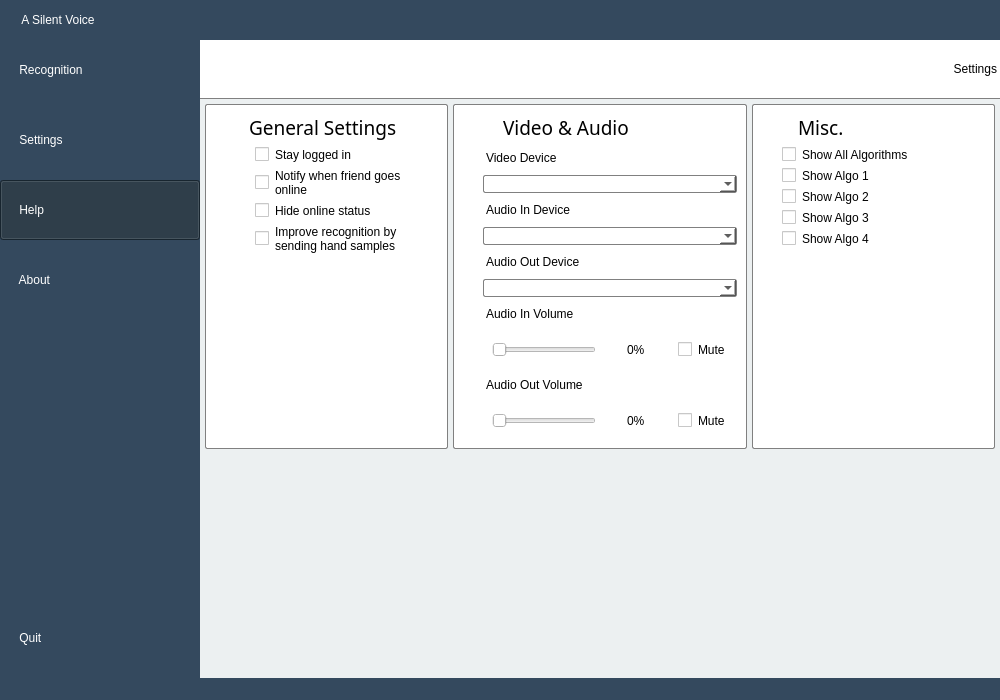
Before: the Qt Designer form Modules/UserInterface/main_window.ui in jjjimenez100/A-Silent-Voice, drawn with Qt 5.
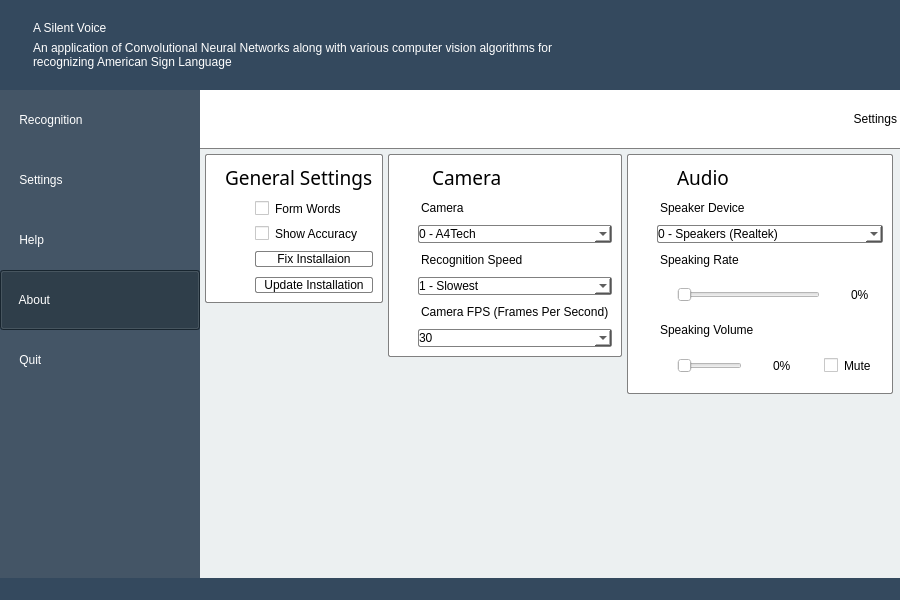
After: the same form once the commit is applied. The open tabs and pages were chosen to show the change. Icons and pictures are not drawn.

What changed in the file:
```diff
--- a/Modules/UserInterface/main_window.ui
+++ b/Modules/UserInterface/main_window.ui
@@ -6,14 +6,14 @@
    <rect>
     <x>0</x>
     <y>0</y>
-    <width>1000</width>
-    <height>700</height>
+    <width>900</width>
+    <height>600</height>
    </rect>
   </property>
   <property name="minimumSize">
    <size>
-    <width>1000</width>
-    <height>700</height>
+    <width>900</width>
+    <height>600</height>
    </size>
   </property>
   <property name="windowTitle">
@@ -55,18 +55,18 @@
         <property name="minimumSize">
          <size>
           <width>0</width>
-          <height>40</height>
+          <height>90</height>
          </size>
         </property>
         <property name="maximumSize">
          <size>
           <width>16777215</width>
-          <height>40</height>
+          <height>90</height>
          </size>
         </property>
         <layout class="QHBoxLayout" name="horizontalLayout_2">
          <property name="spacing">
-          <number>2</number>
+          <number>0</number>
          </property>
          <property name="leftMargin">
           <number>0</number>
@@ -75,7 +75,7 @@
           <number>0</number>
          </property>
          <property name="rightMargin">
-          <number>2</number>
+          <number>5</number>
          </property>
          <property name="bottomMargin">
           <number>0</number>
@@ -91,18 +91,71 @@
           </widget>
          </item>
          <item>
+          <widget class="QFrame" name="horizontalFrame">
+           <property name="minimumSize">
+            <size>
+             <width>600</width>
+             <height>0</height>
+            </size>
+           </property>
+           <layout class="QVBoxLayout" name="verticalLayout_14">
+            <item>
+             <spacer name="verticalSpacer_7">
+              <property name="orientation">
+               <enum>Qt::Vertical</enum>
+              </property>
+              <property name="sizeHint" stdset="0">
+               <size>
+                <width>20</width>
+                <height>40</height>
+               </size>
+              </property>
+             </spacer>
+            </item>
+            <item>
           <widget class="QLabel" name="label_18">
            <property name="styleSheet">
             <string notr="true">color: rgb(255, 255, 255);
-font: 12pt &quot;Trebuchet MS&quot;;
-padding-left: 3;</string>
+font: 15pt &quot;Trebuchet MS&quot;;
+margin-left: 5;</string>
            </property>
            <property name="text">
-            <string>&lt;html&gt;&lt;head/&gt;&lt;body&gt;&lt;p align=&quot;center&quot;&gt;A Silent Voice&lt;/p&gt;&lt;/body&gt;&lt;/html&gt;</string>
+               <string>&lt;html&gt;&lt;head/&gt;&lt;body&gt;&lt;p&gt;A Silent Voice&lt;/p&gt;&lt;/body&gt;&lt;/html&gt;</string>
            </property>
            <property name="alignment">
-            <set>Qt::AlignCenter</set>
-           </property>
+               <set>Qt::AlignLeading|Qt::AlignLeft|Qt::AlignVCenter</set>
+              </property>
+             </widget>
+            </item>
+            <item>
+             <widget class="QLabel" name="label_26">
+              <property name="styleSheet">
+               <string notr="true">color: rgb(255, 255, 255);
+font: 8pt &quot;Trebuchet MS&quot;;
+margin-left: 5;</string>
+              </property>
+              <property name="text">
+               <string>&lt;html&gt;&lt;head/&gt;&lt;body&gt;&lt;p&gt;&lt;span style=&quot; color:#ffffff;&quot;&gt;An application of Convolutional Neural Networks along with various computer vision algorithms for recognizing American Sign Language&lt;/span&gt;&lt;/p&gt;&lt;/body&gt;&lt;/html&gt;</string>
+              </property>
+              <property name="wordWrap">
+               <bool>true</bool>
+              </property>
+             </widget>
+            </item>
+            <item>
+             <spacer name="verticalSpacer_6">
+              <property name="orientation">
+               <enum>Qt::Vertical</enum>
+              </property>
+              <property name="sizeHint" stdset="0">
+               <size>
+                <width>20</width>
+                <height>40</height>
+               </size>
+              </property>
+             </spacer>
+            </item>
+           </layout>
           </widget>
          </item>
          <item>
@@ -221,9 +274,13 @@
       <item>
        <layout class="QHBoxLayout" name="horizontalLayout_4">
         <item>
+         <widget class="QFrame" name="SidePanelFrame">
+          <property name="styleSheet">
+           <string notr="true">background-color: rgb(68, 85, 102);</string>
+          </property>
          <layout class="QVBoxLayout" name="sidepanel_layout">
           <property name="spacing">
-           <number>10</number>
+            <number>0</number>
           </property>
           <property name="sizeConstraint">
            <enum>QLayout::SetMinAndMaxSize</enum>
@@ -238,7 +295,7 @@
            <number>0</number>
           </property>
           <property name="bottomMargin">
-           <number>10</number>
+            <number>0</number>
           </property>
           <item>
            <widget class="QPushButton" name="homeButton">
@@ -380,7 +437,7 @@
              <bool>true</bool>
             </property>
             <property name="checked">
-             <bool>true</bool>
+              <bool>false</bool>
             </property>
             <property name="autoExclusive">
              <bool>true</bool>
@@ -431,6 +488,9 @@
             <property name="checkable">
              <bool>true</bool>
             </property>
+             <property name="checked">
+              <bool>true</bool>
+             </property>
             <property name="autoExclusive">
              <bool>true</bool>
             </property>
@@ -439,19 +499,6 @@
             </property>
            </widget>
           </item>
-          <item>
-           <spacer name="verticalSpacer_5">
-            <property name="orientation">
-             <enum>Qt::Vertical</enum>
-            </property>
-            <property name="sizeHint" stdset="0">
-             <size>
-              <width>20</width>
-              <height>40</height>
-             </size>
-            </property>
-           </spacer>
-          </item>
           <item>
            <widget class="QPushButton" name="logoutButton">
             <property name="minimumSize">
@@ -498,7 +545,21 @@
             </property>
            </widget>
           </item>
-         </layout>
+           <item>
+            <spacer name="verticalSpacer_5">
+             <property name="orientation">
+              <enum>Qt::Vertical</enum>
+             </property>
+             <property name="sizeHint" stdset="0">
+              <size>
+               <width>20</width>
+               <height>40</height>
+              </size>
+             </property>
+            </spacer>
+           </item>
+          </layout>
+         </widget>
         </item>
         <item>
          <layout class="QVBoxLayout" name="main_layout">
@@ -849,6 +910,36 @@
                    <number>5</number>
                   </property>
                   <item>
+                   <widget class="QFrame" name="verticalFrame_3">
+                    <property name="minimumSize">
+                     <size>
+                      <width>0</width>
+                      <height>0</height>
+                     </size>
+                    </property>
+                    <property name="maximumSize">
+                     <size>
+                      <width>400</width>
+                      <height>16777215</height>
+                     </size>
+                    </property>
+                    <layout class="QVBoxLayout" name="verticalLayout_12">
+                     <property name="spacing">
+                      <number>0</number>
+                     </property>
+                     <property name="leftMargin">
+                      <number>0</number>
+                     </property>
+                     <property name="topMargin">
+                      <number>0</number>
+                     </property>
+                     <property name="rightMargin">
+                      <number>0</number>
+                     </property>
+                     <property name="bottomMargin">
+                      <number>0</number>
+                     </property>
+                     <item>
                    <widget class="QFrame" name="settingsgeneralVerticalFrame">
                     <property name="styleSheet">
                      <string notr="true">border: 1.3px solid gray;
@@ -856,6 +947,9 @@
 background: white;</string>
                     </property>
                     <layout class="QVBoxLayout" name="settingsCol1">
+                        <property name="spacing">
+                         <number>10</number>
+                        </property>
                      <item>
                       <layout class="QHBoxLayout" name="horizontalLayout_5">
                        <item>
@@ -913,7 +1007,7 @@
 margin-left: 40;</string>
                        </property>
                        <property name="text">
-                        <string>Stay logged in</string>
+                           <string>Form Words</string>
                        </property>
                       </widget>
                      </item>
@@ -925,35 +1019,47 @@
 margin-left: 40;</string>
                        </property>
                        <property name="text">
-                        <string>Notify when friend goes
-online</string>
+                           <string>Show Accuracy</string>
                        </property>
                       </widget>
                      </item>
                      <item>
-                      <widget class="QCheckBox" name="hideonlineCheckBox">
+                         <widget class="QPushButton" name="fixInstallationButton">
                        <property name="styleSheet">
-                        <string notr="true">border:0px;
-font: 10pt &quot;Trebuchet MS&quot;;
+                           <string notr="true">font: 10pt &quot;Trebuchet MS&quot;;
 margin-left: 40;</string>
                        </property>
                        <property name="text">
-                        <string>Hide online status</string>
+                           <string>Fix Installaion</string>
                        </property>
                       </widget>
                      </item>
                      <item>
-                      <widget class="QCheckBox" name="consentCheckBox">
+                         <widget class="QPushButton" name="updateInstallationButton">
                        <property name="styleSheet">
-                        <string notr="true">border:0px;
-font: 10pt &quot;Trebuchet MS&quot;;
+                           <string notr="true">font: 10pt &quot;Trebuchet MS&quot;;
 margin-left: 40;</string>
                        </property>
                        <property name="text">
-                        <string>Improve recognition by
-sending hand samples</string>
-                       </property>
-                      </widget>
+                           <string>Update Installation</string>
+                          </property>
+                         </widget>
+                        </item>
+                       </layout>
+                      </widget>
+                     </item>
+                     <item>
+                      <spacer name="horizontalSpacer_8">
+                       <property name="orientation">
+                        <enum>Qt::Horizontal</enum>
+                       </property>
+                       <property name="sizeHint" stdset="0">
+                        <size>
+                         <width>40</width>
+                         <height>20</height>
+                        </size>
+                       </property>
+                      </spacer>
                      </item>
                      <item>
                       <spacer name="verticalSpacer_4">
@@ -968,22 +1074,39 @@
                        </property>
                       </spacer>
                      </item>
-                     <item>
-                      <spacer name="horizontalSpacer">
-                       <property name="orientation">
-                        <enum>Qt::Horizontal</enum>
-                       </property>
-                       <property name="sizeHint" stdset="0">
-                        <size>
-                         <width>40</width>
-                         <height>20</height>
-                        </size>
-                       </property>
-                      </spacer>
-                     </item>
                     </layout>
                    </widget>
                   </item>
+                  <item>
+                   <widget class="QFrame" name="verticalFrame_2">
+                    <property name="minimumSize">
+                     <size>
+                      <width>0</width>
+                      <height>0</height>
+                     </size>
+                    </property>
+                    <property name="maximumSize">
+                     <size>
+                      <width>400</width>
+                      <height>16777215</height>
+                     </size>
+                    </property>
+                    <layout class="QVBoxLayout" name="verticalLayout_11">
+                     <property name="spacing">
+                      <number>0</number>
+                     </property>
+                     <property name="leftMargin">
+                      <number>0</number>
+                     </property>
+                     <property name="topMargin">
+                      <number>0</number>
+                     </property>
+                     <property name="rightMargin">
+                      <number>0</number>
+                     </property>
+                     <property name="bottomMargin">
+                      <number>0</number>
+                     </property>
                   <item>
                    <widget class="QFrame" name="settingsvideoaudioVerticalFrame_2">
                     <property name="styleSheet">
@@ -1007,7 +1130,7 @@
                          </property>
                          <property name="maximumSize">
                           <size>
-                           <width>30</width>
+                              <width>24</width>
                            <height>16777215</height>
                           </size>
                          </property>
@@ -1015,7 +1138,7 @@
                           <string notr="true">border: 0px</string>
                          </property>
                          <property name="text">
-                          <string>&lt;html&gt;&lt;head/&gt;&lt;body&gt;&lt;p&gt;&lt;img src=&quot;:/SettingsIcons/Icons/camera.png&quot;/&gt;&lt;/p&gt;&lt;/body&gt;&lt;/html&gt;</string>
+                             <string>&lt;html&gt;&lt;head/&gt;&lt;body&gt;&lt;p&gt;&lt;img src=&quot;:/SettingsIcons/Icons/webcam.png&quot;/&gt;&lt;/p&gt;&lt;/body&gt;&lt;/html&gt;</string>
                          </property>
                         </widget>
                        </item>
@@ -1041,7 +1164,7 @@
 border: 0px;</string>
                          </property>
                          <property name="text">
-                          <string>Video &amp; Audio</string>
+                             <string>Camera</string>
                          </property>
                          <property name="alignment">
                           <set>Qt::AlignLeading|Qt::AlignLeft|Qt::AlignVCenter</set>
@@ -1064,7 +1187,7 @@
 border: 0px;</string>
                        </property>
                        <property name="text">
-                        <string>Video Device</string>
+                           <string>Camera</string>
                        </property>
                       </widget>
                      </item>
@@ -1075,8 +1198,18 @@
 margin-left: 20;</string>
                        </property>
                        <property name="currentText">
-                        <string/>
-                       </property>
+                           <string>0 - A4Tech</string>
+                          </property>
+                          <item>
+                           <property name="text">
+                            <string>0 - A4Tech</string>
+                           </property>
+                          </item>
+                          <item>
+                           <property name="text">
+                            <string>1 - Dell Integrated Camera</string>
+                           </property>
+                          </item>
                       </widget>
                      </item>
                      <item>
@@ -1087,7 +1220,7 @@
 border: 0px;</string>
                        </property>
                        <property name="text">
-                        <string>Audio In Device</string>
+                           <string>Recognition Speed</string>
                        </property>
                       </widget>
                      </item>
@@ -1097,6 +1230,31 @@
                         <string notr="true">font: 10pt &quot;Trebuchet MS&quot;;
 margin-left: 20;</string>
                        </property>
+                          <item>
+                           <property name="text">
+                            <string>1 - Slowest</string>
+                           </property>
+                          </item>
+                          <item>
+                           <property name="text">
+                            <string>2</string>
+                           </property>
+                          </item>
+                          <item>
+                           <property name="text">
+                            <string>3</string>
+                           </property>
+                          </item>
+                          <item>
+                           <property name="text">
+                            <string>4</string>
+                           </property>
+                          </item>
+                          <item>
+                           <property name="text">
+                            <string>5 - Fastest</string>
+                           </property>
+                          </item>
                       </widget>
                      </item>
                      <item>
@@ -1107,7 +1265,7 @@
 border: 0px;</string>
                        </property>
                        <property name="text">
-                        <string>Audio Out Device</string>
+                           <string>Camera FPS (Frames Per Second)</string>
                        </property>
                       </widget>
                      </item>
@@ -1117,6 +1275,199 @@
                         <string notr="true">font: 10pt &quot;Trebuchet MS&quot;;
 margin-left: 20;</string>
                        </property>
+                          <item>
+                           <property name="text">
+                            <string>30</string>
+                           </property>
+                          </item>
+                          <item>
+                           <property name="text">
+                            <string>25</string>
+                           </property>
+                          </item>
+                          <item>
+                           <property name="text">
+                            <string>20</string>
+                           </property>
+                          </item>
+                          <item>
+                           <property name="text">
+                            <string>15</string>
+                           </property>
+                          </item>
+                          <item>
+                           <property name="text">
+                            <string>10</string>
+                           </property>
+                          </item>
+                          <item>
+                           <property name="text">
+                            <string>5</string>
+                           </property>
+                          </item>
+                          <item>
+                           <property name="text">
+                            <string>1</string>
+                           </property>
+                          </item>
+                         </widget>
+                        </item>
+                       </layout>
+                      </widget>
+                     </item>
+                     <item>
+                      <spacer name="horizontalSpacer_2">
+                       <property name="orientation">
+                        <enum>Qt::Horizontal</enum>
+                       </property>
+                       <property name="sizeHint" stdset="0">
+                        <size>
+                         <width>40</width>
+                         <height>20</height>
+                        </size>
+                       </property>
+                      </spacer>
+                     </item>
+                     <item>
+                      <spacer name="verticalSpacer">
+                       <property name="orientation">
+                        <enum>Qt::Vertical</enum>
+                       </property>
+                       <property name="sizeHint" stdset="0">
+                        <size>
+                         <width>20</width>
+                         <height>40</height>
+                        </size>
+                       </property>
+                      </spacer>
+                     </item>
+                    </layout>
+                   </widget>
+                  </item>
+                  <item>
+                   <widget class="QFrame" name="verticalFrame">
+                    <property name="minimumSize">
+                     <size>
+                      <width>0</width>
+                      <height>0</height>
+                     </size>
+                    </property>
+                    <property name="maximumSize">
+                     <size>
+                      <width>400</width>
+                      <height>16777215</height>
+                     </size>
+                    </property>
+                    <layout class="QVBoxLayout" name="verticalLayout_10">
+                     <property name="spacing">
+                      <number>0</number>
+                     </property>
+                     <property name="leftMargin">
+                      <number>0</number>
+                     </property>
+                     <property name="topMargin">
+                      <number>0</number>
+                     </property>
+                     <property name="rightMargin">
+                      <number>0</number>
+                     </property>
+                     <property name="bottomMargin">
+                      <number>0</number>
+                     </property>
+                     <item>
+                      <widget class="QFrame" name="settingsmiscVerticalFrame_2">
+                       <property name="styleSheet">
+                        <string notr="true">border: 1.3px solid gray;
+border-radius: 2px;
+background: white;</string>
+                       </property>
+                       <layout class="QVBoxLayout" name="settingsmiscVerticalFrame">
+                        <property name="spacing">
+                         <number>10</number>
+                        </property>
+                        <item>
+                         <layout class="QHBoxLayout" name="horizontalLayout_8">
+                          <item>
+                           <widget class="QLabel" name="label_17">
+                            <property name="maximumSize">
+                             <size>
+                              <width>30</width>
+                              <height>16777215</height>
+                             </size>
+                            </property>
+                            <property name="styleSheet">
+                             <string notr="true">border: 0px</string>
+                            </property>
+                            <property name="text">
+                             <string>&lt;html&gt;&lt;head/&gt;&lt;body&gt;&lt;p&gt;&lt;img src=&quot;:/SettingsIcons/Icons/speaker.png&quot;/&gt;&lt;/p&gt;&lt;/body&gt;&lt;/html&gt;</string>
+                            </property>
+                           </widget>
+                          </item>
+                          <item>
+                           <widget class="QLabel" name="label_6">
+                            <property name="maximumSize">
+                             <size>
+                              <width>16777215</width>
+                              <height>30</height>
+                             </size>
+                            </property>
+                            <property name="font">
+                             <font>
+                              <family>Trebuchet MS</family>
+                              <pointsize>14</pointsize>
+                              <weight>50</weight>
+                              <italic>false</italic>
+                              <bold>false</bold>
+                             </font>
+                            </property>
+                            <property name="styleSheet">
+                             <string notr="true">font: 14pt &quot;Trebuchet MS&quot;;
+border: 0px;</string>
+                            </property>
+                            <property name="text">
+                             <string>Audio</string>
+                            </property>
+                            <property name="alignment">
+                             <set>Qt::AlignLeading|Qt::AlignLeft|Qt::AlignVCenter</set>
+                            </property>
+                           </widget>
+                          </item>
+                         </layout>
+                        </item>
+                        <item>
+                         <widget class="QLabel" name="label_25">
+                          <property name="maximumSize">
+                           <size>
+                            <width>16777215</width>
+                            <height>15</height>
+                           </size>
+                          </property>
+                          <property name="styleSheet">
+                           <string notr="true">font: 10pt &quot;Trebuchet MS&quot;;
+margin-left: 20;
+border: 0px;</string>
+                          </property>
+                          <property name="text">
+                           <string>Speaker Device</string>
+                          </property>
+                         </widget>
+                        </item>
+                        <item>
+                         <widget class="QComboBox" name="speakerDeviceCombobox">
+                          <property name="styleSheet">
+                           <string notr="true">font: 10pt &quot;Trebuchet MS&quot;;
+margin-left: 20;</string>
+                          </property>
+                          <item>
+                           <property name="text">
+                            <string>0 - Speakers (Realtek)</string>
+                           </property>
+                          </item>
+                          <item>
+                           <property name="text">
+                            <string>1 - NVIDIA High Definition Audio</string>
+                           </property>
+                          </item>
                       </widget>
                      </item>
                      <item>
@@ -1127,7 +1478,7 @@
 border: 0px;</string>
                        </property>
                        <property name="text">
-                        <string>Audio In Volume</string>
+                           <string>Speaking Rate</string>
                        </property>
                       </widget>
                      </item>
@@ -1138,6 +1489,9 @@
 border: 0px;</string>
                        </property>
                        <layout class="QHBoxLayout" name="AudioInLayout">
+                           <property name="leftMargin">
+                            <number>20</number>
+                           </property>
                         <item>
                          <widget class="QSlider" name="audioinvolumeSlider">
                           <property name="styleSheet">
@@ -1161,17 +1515,6 @@
                           </property>
                          </widget>
                         </item>
-                        <item>
-                         <widget class="QCheckBox" name="audioInmuteCheckBox">
-                          <property name="styleSheet">
-                           <string notr="true">font: 10pt &quot;Trebuchet MS&quot;;
-padding:2</string>
-                          </property>
-                          <property name="text">
-                           <string>Mute</string>
-                          </property>
-                         </widget>
-                        </item>
                        </layout>
                       </widget>
                      </item>
@@ -1183,7 +1526,7 @@
 border: 0px;</string>
                        </property>
                        <property name="text">
-                        <string>Audio Out Volume</string>
+                           <string>Speaking Volume</string>
                        </property>
                       </widget>
                      </item>
@@ -1194,6 +1537,9 @@
 border: 0px;</string>
                        </property>
                        <layout class="QHBoxLayout" name="AudioOutLayout">
+                           <property name="leftMargin">
+                            <number>20</number>
+                           </property>
                         <item>
                          <widget class="QSlider" name="auiooutvolumeComboBox">
                           <property name="styleSheet">
@@ -1235,137 +1581,7 @@
                    </widget>
                   </item>
                   <item>
-                   <widget class="QFrame" name="settingsmiscVerticalFrame_2">
-                    <property name="styleSheet">
-                     <string notr="true">border: 1.3px solid gray;
-border-radius: 2px;
-background: white;</string>
-                    </property>
-                    <layout class="QVBoxLayout" name="settingsmiscVerticalFrame">
-                     <item>
-                      <layout class="QHBoxLayout" name="horizontalLayout_8">
-                       <item>
-                        <widget class="QLabel" name="label_17">
-                         <property name="maximumSize">
-                          <size>
-                           <width>30</width>
-                           <height>16777215</height>
-                          </size>
-                         </property>
-                         <property name="styleSheet">
-                          <string notr="true">border: 0px</string>
-                         </property>
-                         <property name="text">
-                          <string>&lt;html&gt;&lt;head/&gt;&lt;body&gt;&lt;p&gt;&lt;img src=&quot;:/SettingsIcons/Icons/misc.png&quot;/&gt;&lt;/p&gt;&lt;/body&gt;&lt;/html&gt;</string>
-                         </property>
-                        </widget>
-                       </item>
-                       <item>
-                        <widget class="QLabel" name="label_6">
-                         <property name="maximumSize">
-                          <size>
-                           <width>16777215</width>
-                           <height>30</height>
-                          </size>
-                         </property>
-                         <property name="font">
-                          <font>
-                           <family>Trebuchet MS</family>
-                           <pointsize>14</pointsize>
-                           <weight>50</weight>
-                           <italic>false</italic>
-                           <bold>false</bold>
-                          </font>
-                         </property>
-                         <property name="styleSheet">
-                          <string notr="true">font: 14pt &quot;Trebuchet MS&quot;;
-border: 0px;</string>
-                         </property>
-                         <property name="text">
-                          <string>Misc.</string>
-                         </property>
-                         <property name="alignment">
-                          <set>Qt::AlignLeading|Qt::AlignLeft|Qt::AlignVCenter</set>
-                         </property>
-                        </widget>
-                       </item>
-                      </layout>
-                     </item>
-                     <item>
-                      <widget class="QCheckBox" name="allalgorithmsCheckBox">
-                       <property name="styleSheet">
-                        <string notr="true">font: 10pt &quot;Trebuchet MS&quot;;
-margin-left: 20;
-border: 0px;</string>
-                       </property>
-                       <property name="text">
-                        <string>Show All Algorithms</string>
-                       </property>
-                      </widget>
-                     </item>
-                     <item>
-                      <widget class="QCheckBox" name="algo1CheckBox">
-                       <property name="styleSheet">
-                        <string notr="true">font: 10pt &quot;Trebuchet MS&quot;;
-margin-left: 20;
-border: 0px;</string>
-                       </property>
-                       <property name="text">
-                        <string>Show Algo 1</string>
-                       </property>
-                      </widget>
-                     </item>
-                     <item>
-                      <widget class="QCheckBox" name="algo2CheckBox">
-                       <property name="styleSheet">
-                        <string notr="true">font: 10pt &quot;Trebuchet MS&quot;;
-margin-left: 20;
-border: 0px;</string>
-                       </property>
-                       <property name="text">
-                        <string>Show Algo 2</string>
-                       </property>
-                      </widget>
-                     </item>
-                     <item>
-                      <widget class="QCheckBox" name="algo3CheckBox">
-                       <property name="styleSheet">
-                        <string notr="true">font: 10pt &quot;Trebuchet MS&quot;;
-margin-left: 20;
-border: 0px;</string>
-                       </property>
-                       <property name="text">
-                        <string>Show Algo 3</string>
-                       </property>
-                      </widget>
-                     </item>
-                     <item>
-                      <widget class="QCheckBox" name="algo4CheckBox">
-                       <property name="styleSheet">
-                        <string notr="true">font: 10pt &quot;Trebuchet MS&quot;;
-margin-left: 20;
-border: 0px;</string>
-                       </property>
-                       <property name="text">
-                        <string>Show Algo 4</string>
-                       </property>
-                      </widget>
-                     </item>
-                     <item>
-                      <spacer name="verticalSpacer_6">
-                       <property name="orientation">
-                        <enum>Qt::Vertical</enum>
-                       </property>
-                       <property name="sizeHint" stdset="0">
-                        <size>
-                         <width>20</width>
-                         <height>40</height>
-                        </size>
-                       </property>
-                      </spacer>
-                     </item>
-                     <item>
-                      <spacer name="horizontalSpacer_2">
+                      <spacer name="horizontalSpacer">
                        <property name="orientation">
                         <enum>Qt::Horizontal</enum>
                        </property>
@@ -1376,11 +1592,6 @@
                         </size>
                        </property>
                       </spacer>
-                     </item>
-                    </layout>
-                   </widget>
-                  </item>
-                 </layout>
                 </item>
                 <item>
                  <spacer name="verticalSpacer_3">
@@ -1396,6 +1607,37 @@
                  </spacer>
                 </item>
                </layout>
+                   </widget>
+                  </item>
+                  <item>
+                   <spacer name="horizontalSpacer_10">
+                    <property name="orientation">
+                     <enum>Qt::Horizontal</enum>
+                    </property>
+                    <property name="sizeHint" stdset="0">
+                     <size>
+                      <width>40</width>
+                      <height>20</height>
+                     </size>
+                    </property>
+                   </spacer>
+                  </item>
+                  <item>
+                   <spacer name="horizontalSpacer_9">
+                    <property name="orientation">
+                     <enum>Qt::Horizontal</enum>
+                    </property>
+                    <property name="sizeHint" stdset="0">
+                     <size>
+                      <width>40</width>
+                      <height>20</height>
+                     </size>
+                    </property>
+                   </spacer>
+                  </item>
+                 </layout>
+                </item>
+               </layout>
               </item>
              </layout>
             </widget>
```
Left out of the diff: 255 changed lines with no effect on the pictures. Lines whose indentation alone changed are shown as unchanged.
